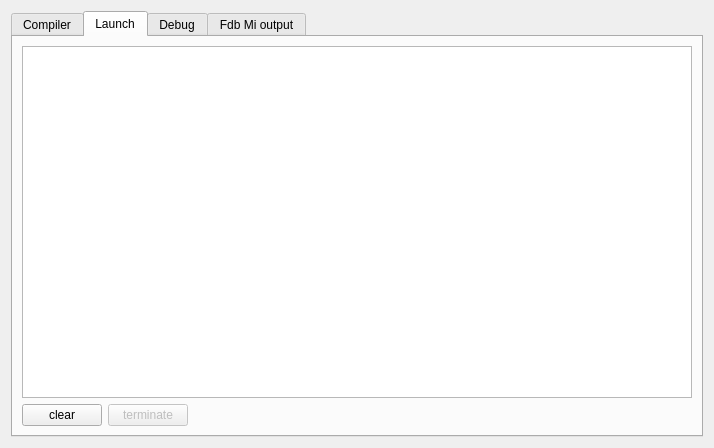
Old version of the form resources/kate/flow/FlowOutput.ui in the repository area9innovation/flow9.
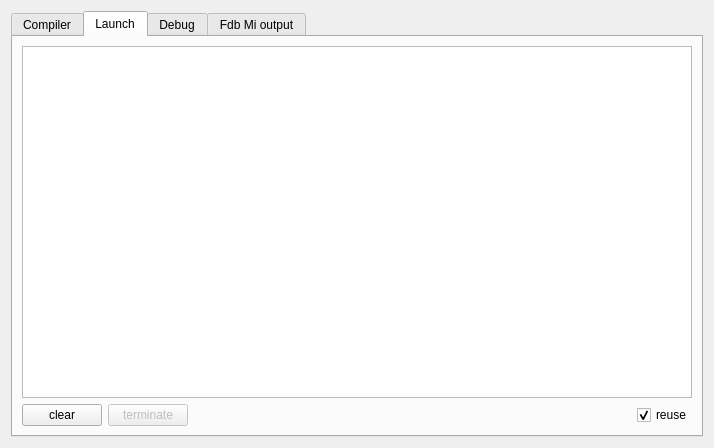
New version of the form. The open tabs and pages were chosen to show the change. Custom widgets are drawn as their Qt base class.

Patch:
```diff
--- a/resources/kate/flow/FlowOutput.ui
+++ b/resources/kate/flow/FlowOutput.ui
@@ -19,7 +19,10 @@
      <property name="currentIndex">
       <number>3</number>
      </property>
-     <widget class="QWidget" name="tab_3">
+     <property name="movable">
+      <bool>true</bool>
+     </property>
+     <widget class="QWidget" name="defaultCompilerTab">
       <attribute name="title">
        <string>Compiler</string>
       </attribute>
@@ -118,12 +121,22 @@
            </property>
            <property name="sizeHint" stdset="0">
             <size>
-             <width>538</width>
-             <height>20</height>
+             <width>398</width>
+             <height>22</height>
             </size>
            </property>
           </spacer>
          </item>
+         <item>
+          <widget class="QCheckBox" name="reuseLaunchOutCheckBox">
+           <property name="text">
+            <string>reuse</string>
+           </property>
+           <property name="checked">
+            <bool>true</bool>
+           </property>
+          </widget>
+         </item>
         </layout>
        </item>
       </layout>
```
Left out of the diff: 39 changed lines with no effect on the pictures.
